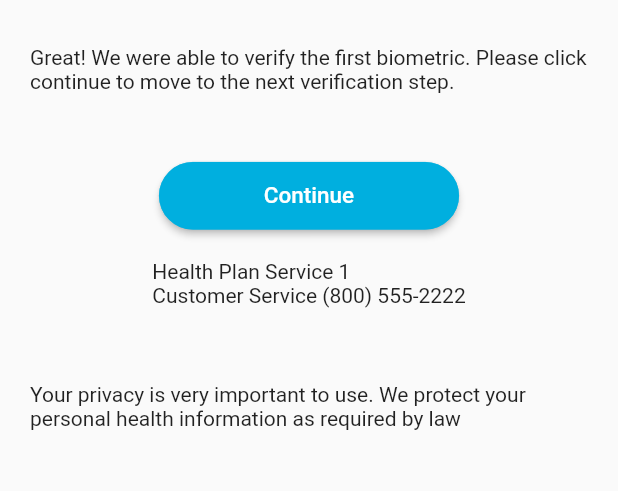
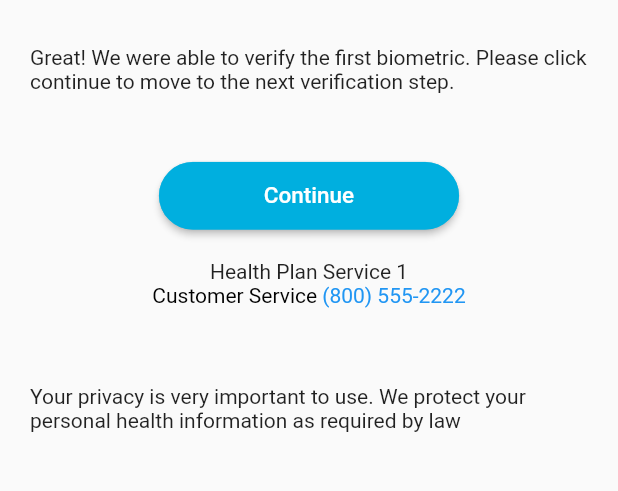
Before and after one commit to Ahmed-Husnein-Choudhury/Flutter-app-1, a Flutter app: the VoiceLogin screen opened by its route, on a phone screen of 412 x 824 dp, the part 210-701 px from its top. Run offline on Flutter 3.47's test engine with Material 2 defaults, Android fonts, the light colour scheme and no system bars; our stand-ins replace camera, image_picker, percent_indicator, shared_preferences, video_player; missing offline and left inert: flutter_cupertino_date_picker, simple_permissions; accounts and stored records are empty.

```diff
--- a/lib/main.dart
+++ b/lib/main.dart
@@ -4,6 +4,7 @@ import 'package:medicaid/routes.dart';
 import 'package:medicaid/screens/facial_setup.dart';
 import 'package:medicaid/screens/voice_registration_set_up.dart';
 import 'package:medicaid/screens/landing_page.dart';
+import 'package:medicaid/screens/voice_login.dart';
 
 List<CameraDescription> cameras;
  // Fetch the available cameras before initializing the app.
@@ -17,7 +18,7 @@ Future<void> main() async {
       title: "B.Hold",
       debugShowCheckedModeBanner: false,
       routes: Routes.routeList,
-      //home:FacialRecognitionSetup(healthPlanName: "Square",)
+     // home:FacialRecognitionSetup(healthPlanName: "Square",)
       home:LandingPage()
   ));
 }
--- a/lib/screens/voice_login.dart
+++ b/lib/screens/voice_login.dart
@@ -1,11 +1,13 @@
 import 'dart:io';
 
 import 'package:flutter/cupertino.dart';
+import 'package:flutter/gestures.dart';
 import 'package:flutter/material.dart';
 import 'package:flutter/services.dart';
 import 'package:medicaid/utils/common_widgets.dart';
 import 'package:simple_permissions/simple_permissions.dart';
 import 'package:medicaid/screens/home_page.dart';
+import 'package:url_launcher/url_launcher.dart';
 
 class VoiceLogin extends StatefulWidget {
 
@@ -101,8 +103,8 @@ class _State extends State<VoiceLogin> {
                 CommonWidgets.spacer(gapHeight: 30.0),
                 continueButton(),
                 CommonWidgets.spacer(gapHeight: 20.0),
-                instructionalText("Health Plan Service 1 \n"
-                    "Customer Service (800) 555-2222"),
+                instructionalText("Health Plan Service 1"),
+                instructionalRichText(),
                 CommonWidgets.spacer(gapHeight: 50.0),
                 instructionalText("Your privacy is very important to use. "
                     "We protect your personal health information as required by law"),
@@ -117,4 +119,26 @@ class _State extends State<VoiceLogin> {
     print("app exited");
     exit(0);
   }
+
+  Widget instructionalRichText() {
+
+    return RichText(text: TextSpan(style: TextStyle(fontSize: 14.0,height: 1.2),
+        children: [
+          TextSpan(text:"Customer Service ",style: TextStyle(color: Colors.black)),
+          TextSpan(
+              text: '(800) 555-2222',
+              style: new TextStyle(color: Colors.blue),
+              recognizer: TapGestureRecognizer()..onTap = () async {
+                String url = "tel:800555-2222";
+                if (await canLaunch(url)) {
+                  await launch(url);
+                } else{
+                  throw 'Could not launch $url';
+                }
+              }
+          ),
+        ]
+    ));
+
+  }
 }
--- a/pubspec.yaml
+++ b/pubspec.yaml
@@ -17,6 +17,7 @@ dependencies:
   path_provider: ^0.4.1
   video_player: ^0.5.2
   shared_preferences: ^0.4.2
+  intl: ^0.15.7
   flutter:
     sdk: flutter
 
```
Also changed, not shown: lib/screens/facial_setup.dart (+20 -1 lines), lib/screens/member_information.dart (+20 -1 lines), lib/screens/voice_registration_set_up.dart (+19 -1 lines).
